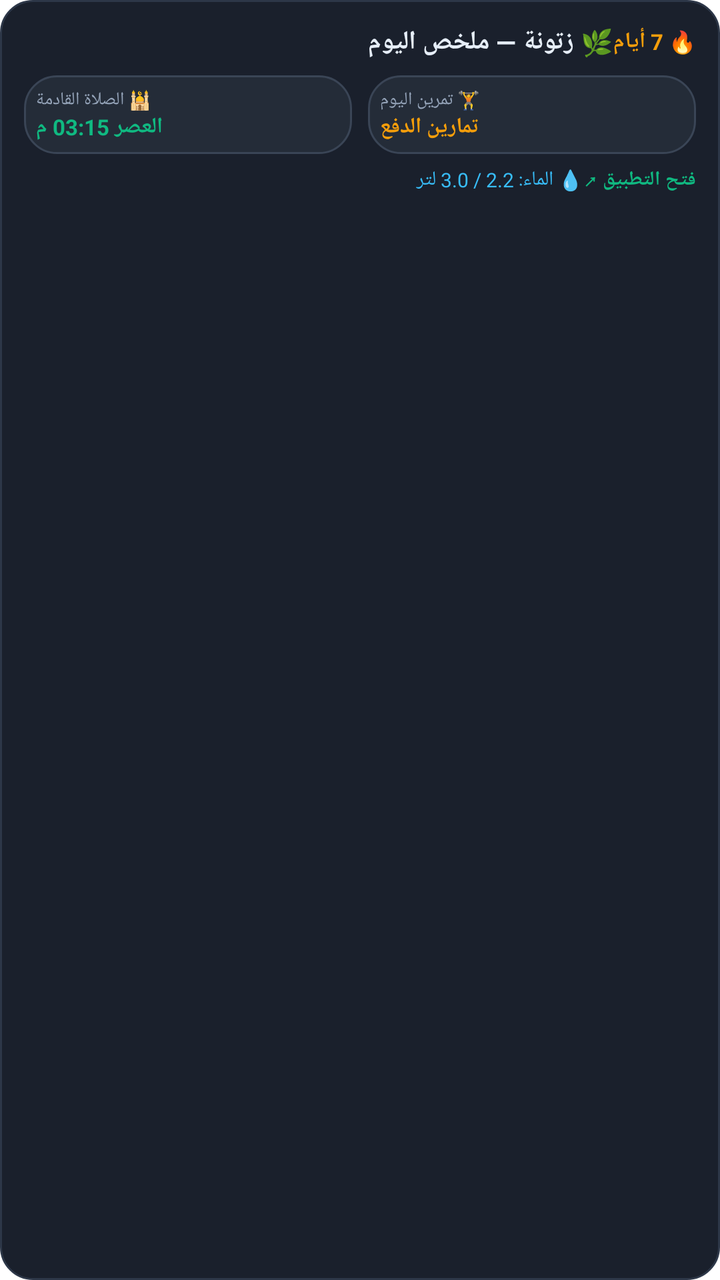
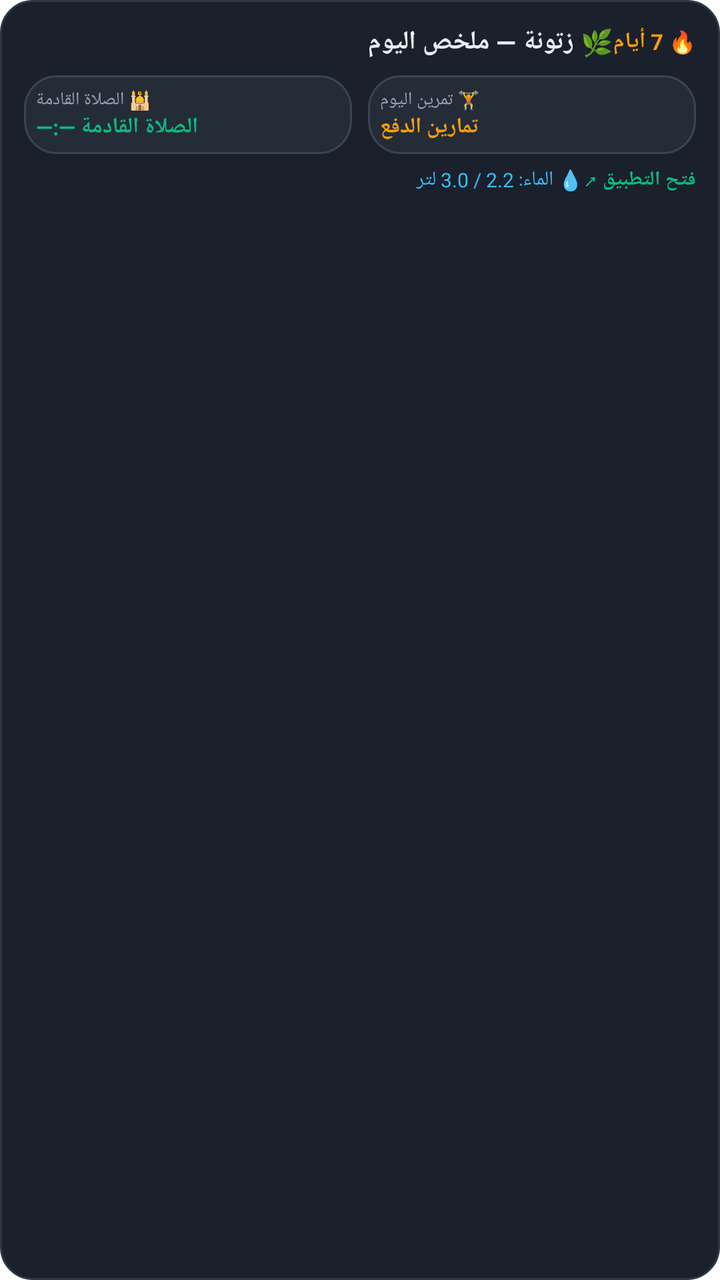

Compare the two renders of this Android layout. The source of the first and the diff that turns it into the second are given below.
<!-- AndroidManifest.xml: application theme Theme.Zatoona -->
<!-- res/layout/widget_all_in_one.xml -->
<?xml version="1.0" encoding="utf-8"?>
<LinearLayout xmlns:android="http://schemas.android.com/apk/res/android"
    android:id="@+id/widget_aio_root"
    android:layout_width="match_parent"
    android:layout_height="wrap_content"
    android:orientation="vertical"
    android:background="@drawable/bg_widget_card"
    android:padding="12dp">

    
    <LinearLayout
        android:layout_width="match_parent"
        android:layout_height="wrap_content"
        android:orientation="horizontal"
        android:gravity="center_vertical">

        <TextView
            android:layout_width="0dp"
            android:layout_height="wrap_content"
            android:layout_weight="1"
            android:text="🌿 زتونة — ملخص اليوم"
            android:textColor="#E6EEF8"
            android:textSize="13sp"
            android:textStyle="bold" />

        <TextView
            android:id="@+id/txt_aio_streak"
            android:layout_width="wrap_content"
            android:layout_height="wrap_content"
            android:text="🔥 7 أيام"
            android:textColor="#F59E0B"
            android:textSize="11sp"
            android:textStyle="bold" />
    </LinearLayout>

    
    <LinearLayout
        android:layout_width="match_parent"
        android:layout_height="wrap_content"
        android:orientation="horizontal"
        android:layout_marginTop="8dp">

        
        <LinearLayout
            android:id="@+id/btn_aio_prayer"
            android:layout_width="0dp"
            android:layout_height="wrap_content"
            android:layout_weight="1"
            android:orientation="vertical"
            android:background="@drawable/bg_widget_pill"
            android:padding="6dp"
            android:layout_marginEnd="4dp">

            <TextView
                android:layout_width="wrap_content"
                android:layout_height="wrap_content"
                android:text="🕌 الصلاة القادمة"
                android:textColor="#94A3B8"
                android:textSize="9sp" />

            <TextView
                android:id="@+id/txt_aio_prayer"
                android:layout_width="wrap_content"
                android:layout_height="wrap_content"
                android:text="العصر 03:15 م"
                android:textColor="#10B981"
                android:textSize="11sp"
                android:textStyle="bold" />
        </LinearLayout>

        
        <LinearLayout
            android:id="@+id/btn_aio_gym"
            android:layout_width="0dp"
            android:layout_height="wrap_content"
            android:layout_weight="1"
            android:orientation="vertical"
            android:background="@drawable/bg_widget_pill"
            android:padding="6dp"
            android:layout_marginStart="4dp">

            <TextView
                android:layout_width="wrap_content"
                android:layout_height="wrap_content"
                android:text="🏋️ تمرين اليوم"
                android:textColor="#94A3B8"
                android:textSize="9sp" />

            <TextView
                android:id="@+id/txt_aio_workout"
                android:layout_width="wrap_content"
                android:layout_height="wrap_content"
                android:text="تمارين الدفع"
                android:textColor="#F59E0B"
                android:textSize="11sp"
                android:textStyle="bold" />
        </LinearLayout>
    </LinearLayout>

    
    <LinearLayout
        android:layout_width="match_parent"
        android:layout_height="wrap_content"
        android:orientation="horizontal"
        android:gravity="center_vertical"
        android:layout_marginTop="6dp">

        <TextView
            android:id="@+id/txt_aio_water"
            android:layout_width="0dp"
            android:layout_height="wrap_content"
            android:layout_weight="1"
            android:text="💧 الماء: 2.2 / 3.0 لتر"
            android:textColor="#38BDF8"
            android:textSize="10sp" />

        <TextView
            android:id="@+id/btn_aio_open_app"
            android:layout_width="wrap_content"
            android:layout_height="wrap_content"
            android:text="فتح التطبيق ↗"
            android:textColor="#10B981"
            android:textSize="10sp"
            android:textStyle="bold" />
    </LinearLayout>

</LinearLayout>
<!-- resources referenced by this layout -->
<resources>
  <!-- drawable bg_widget_card (drawable) -->
  <?xml version="1.0" encoding="utf-8"?>
  <shape xmlns:android="http://schemas.android.com/apk/res/android"
      android:shape="rectangle">
      <solid android:color="#1A202C" />
      <corners android:radius="16dp" />
      <stroke
          android:width="1dp"
          android:color="#2D3748" />
  </shape>
  <!-- drawable bg_widget_pill (drawable) -->
  <?xml version="1.0" encoding="utf-8"?>
  <shape xmlns:android="http://schemas.android.com/apk/res/android"
      android:shape="rectangle">
      <solid android:color="#242C38" />
      <corners android:radius="16dp" />
      <stroke
          android:width="1dp"
          android:color="#3A4556" />
  </shape>
  <style name="Theme.Zatoona" parent="Theme.MaterialComponents.DayNight">
          <item name="colorPrimary">#2D6A4F</item>
          <item name="android:statusBarColor">#FAF9F6</item>
          <item name="android:windowLightStatusBar">true</item>
      </style>
</resources>

<!-- the commit's change to res/layout/widget_all_in_one.xml (unified diff, before → after) -->
@@ -62,7 +62,7 @@
                 android:id="@+id/txt_aio_prayer"
                 android:layout_width="wrap_content"
                 android:layout_height="wrap_content"
-                android:text="العصر 03:15 م"
+                android:text="الصلاة القادمة —:—"
                 android:textColor="#10B981"
                 android:textSize="11sp"
                 android:textStyle="bold" />
